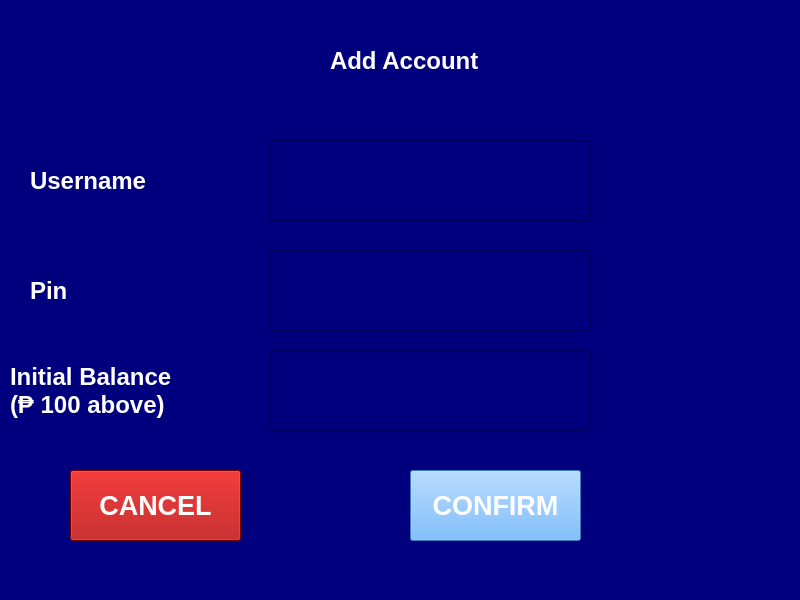
rjbardillon/BankSystem, file GUI/AddAccount.ui: the form before one commit.
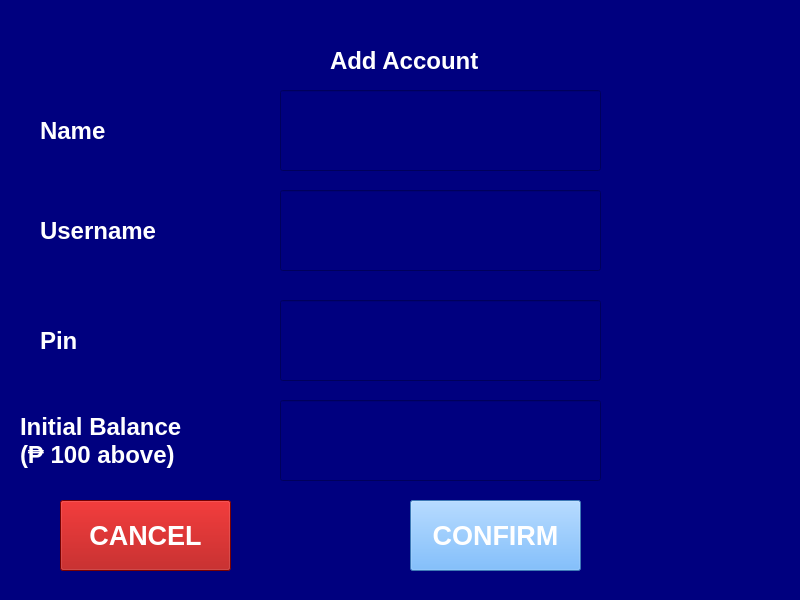
The form after the commit. Icons and pictures are not drawn.

What changed in the file:
```diff
--- a/GUI/AddAccount.ui
+++ b/GUI/AddAccount.ui
@@ -20,8 +20,8 @@
    <widget class="QLabel" name="username_label">
     <property name="geometry">
      <rect>
-      <x>30</x>
-      <y>140</y>
+      <x>40</x>
+      <y>190</y>
       <width>201</width>
       <height>81</height>
      </rect>
@@ -59,8 +59,8 @@
    <widget class="QLineEdit" name="username_input">
     <property name="geometry">
      <rect>
-      <x>270</x>
-      <y>140</y>
+      <x>280</x>
+      <y>190</y>
       <width>321</width>
       <height>81</height>
      </rect>
@@ -105,7 +105,7 @@
     <property name="geometry">
      <rect>
       <x>410</x>
-      <y>470</y>
+      <y>500</y>
       <width>171</width>
       <height>71</height>
      </rect>
@@ -128,8 +128,8 @@
    <widget class="QLineEdit" name="pin_input">
     <property name="geometry">
      <rect>
-      <x>270</x>
-      <y>250</y>
+      <x>280</x>
+      <y>300</y>
       <width>321</width>
       <height>81</height>
      </rect>
@@ -150,8 +150,8 @@
    <widget class="QLabel" name="pin_label">
     <property name="geometry">
      <rect>
-      <x>30</x>
-      <y>250</y>
+      <x>40</x>
+      <y>300</y>
       <width>201</width>
       <height>81</height>
      </rect>
@@ -173,8 +173,8 @@
    <widget class="QPushButton" name="cancel_button">
     <property name="geometry">
      <rect>
-      <x>70</x>
-      <y>470</y>
+      <x>60</x>
+      <y>500</y>
       <width>171</width>
       <height>71</height>
      </rect>
@@ -197,8 +197,8 @@
    <widget class="QLineEdit" name="balance_input">
     <property name="geometry">
      <rect>
-      <x>270</x>
-      <y>350</y>
+      <x>280</x>
+      <y>400</y>
       <width>321</width>
       <height>81</height>
      </rect>
@@ -219,8 +219,8 @@
    <widget class="QLabel" name="balance_label">
     <property name="geometry">
      <rect>
-      <x>10</x>
-      <y>350</y>
+      <x>20</x>
+      <y>400</y>
       <width>251</width>
       <height>81</height>
      </rect>
@@ -240,6 +240,51 @@
 (₱ 100 above)</string>
     </property>
    </widget>
+   <widget class="QLineEdit" name="name_input">
+    <property name="geometry">
+     <rect>
+      <x>280</x>
+      <y>90</y>
+      <width>321</width>
+      <height>81</height>
+     </rect>
+    </property>
+    <property name="font">
+     <font>
+      <pointsize>20</pointsize>
+     </font>
+    </property>
+    <property name="styleSheet">
+     <string notr="true">color: rgb(255, 255, 255);
+selection-background-color: rgb(85, 170, 255);</string>
+    </property>
+    <property name="text">
+     <string/>
+    </property>
+   </widget>
+   <widget class="QLabel" name="name_label">
+    <property name="geometry">
+     <rect>
+      <x>40</x>
+      <y>90</y>
+      <width>201</width>
+      <height>81</height>
+     </rect>
+    </property>
+    <property name="font">
+     <font>
+      <pointsize>18</pointsize>
+      <weight>75</weight>
+      <bold>true</bold>
+     </font>
+    </property>
+    <property name="styleSheet">
+     <string notr="true">color: rgb(255, 255, 255);</string>
+    </property>
+    <property name="text">
+     <string>Name</string>
+    </property>
+   </widget>
   </widget>
   <widget class="QStatusBar" name="statusbar"/>
  </widget>
```
Left out of the diff: 6 changed lines with no effect on the pictures.
